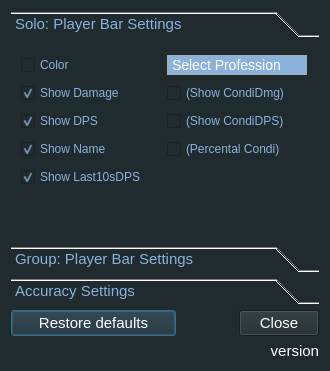
First picture: the form in configurator.ui, repository Tyrox92/Gw2SPECS, before the edit.
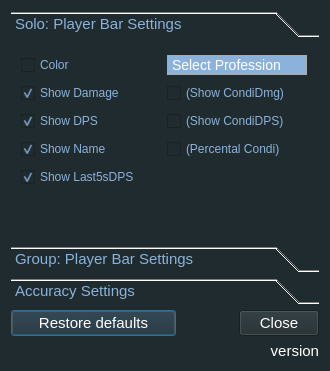
Second picture: the form after the edit. The open tabs and pages were chosen to show the change.

Diff of the .ui file:
```diff
--- a/configurator.ui
+++ b/configurator.ui
@@ -135,7 +135,7 @@
       <attribute name="label">
        <string>Solo: Player Bar Settings</string>
       </attribute>
-      <widget class="QWidget" name="">
+      <widget class="QWidget" name="layoutWidget">
        <property name="geometry">
         <rect>
          <x>10</x>
@@ -307,7 +307,7 @@
         <item row="4" column="0">
          <widget class="QCheckBox" name="checkBoxSolorDPS">
           <property name="text">
-           <string>Show Last10sDPS</string>
+           <string>Show Last5sDPS</string>
           </property>
           <property name="checked">
            <bool>true</bool>
```
Left out of the diff: 8 changed lines with no effect on the pictures.
